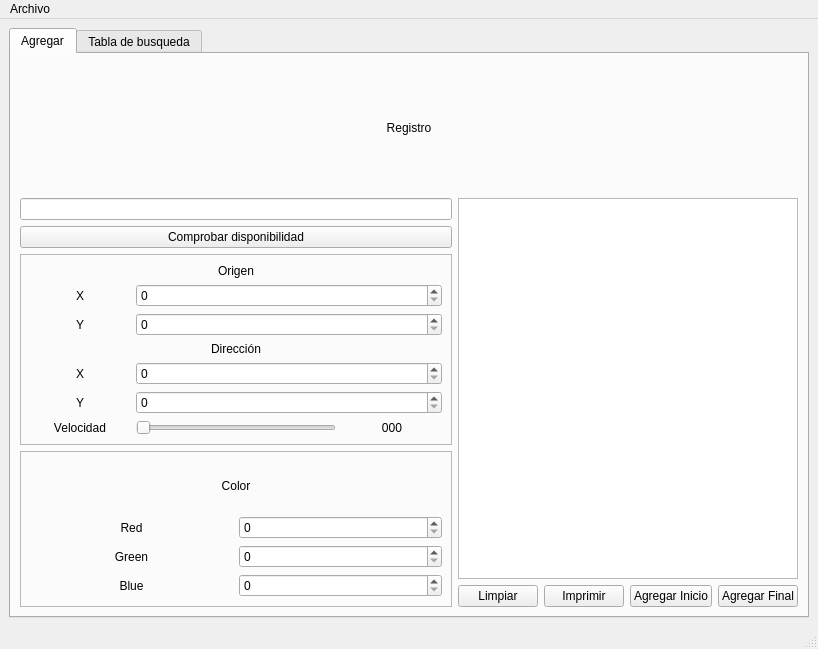
This is main_window.ui in JorgeRiosMz/particle_physics_laboratory as Qt 5 draws it before an edit. The edited form follows.
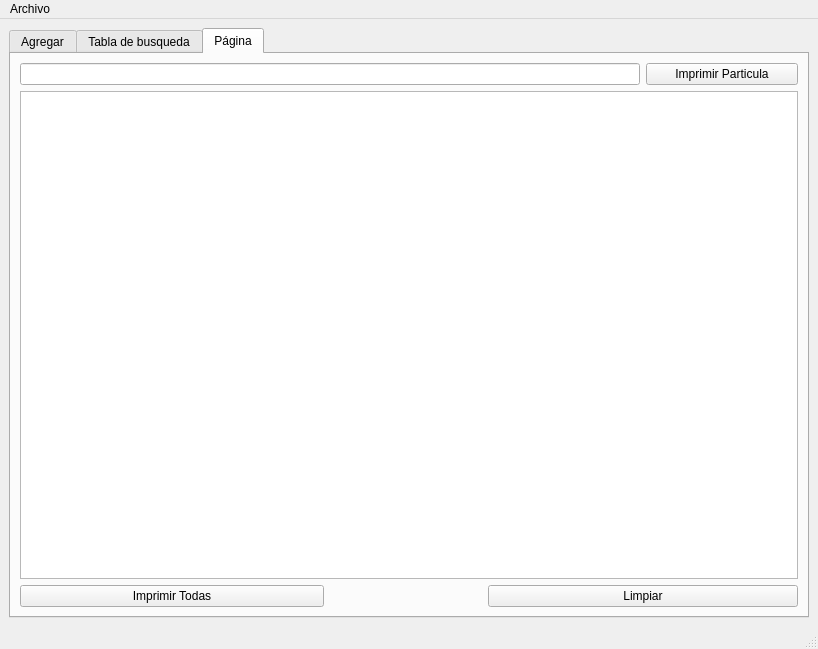
This is the edited form. The open tabs and pages were chosen to show the change.

The edit to the form file:
```diff
--- a/main_window.ui
+++ b/main_window.ui
@@ -328,6 +328,40 @@
         </item>
        </layout>
       </widget>
+      <widget class="QWidget" name="tab_2">
+       <attribute name="title">
+        <string>Página</string>
+       </attribute>
+       <layout class="QGridLayout" name="gridLayout_7">
+        <item row="0" column="4">
+         <widget class="QPushButton" name="imprimir_particula_scene">
+          <property name="text">
+           <string>Imprimir Particula</string>
+          </property>
+         </widget>
+        </item>
+        <item row="1" column="0" colspan="5">
+         <widget class="QGraphicsView" name="scene"/>
+        </item>
+        <item row="0" column="0" colspan="4">
+         <widget class="QLineEdit" name="buscar_scene_lineEdit"/>
+        </item>
+        <item row="2" column="0" colspan="2">
+         <widget class="QPushButton" name="imprimir_todas_scene">
+          <property name="text">
+           <string>Imprimir Todas</string>
+          </property>
+         </widget>
+        </item>
+        <item row="2" column="3" colspan="2">
+         <widget class="QPushButton" name="limpiar_scene">
+          <property name="text">
+           <string>Limpiar</string>
+          </property>
+         </widget>
+        </item>
+       </layout>
+      </widget>
      </widget>
     </item>
    </layout>
```
Left out of the diff: 2 changed lines with no effect on the pictures.
